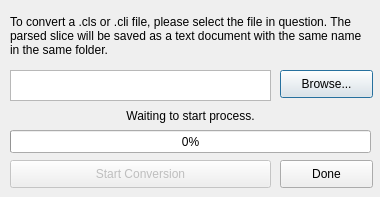
Above: gui/dialogSliceConverter.ui from Spinarakk/defectmonitor before the change. Below: the same form after it.
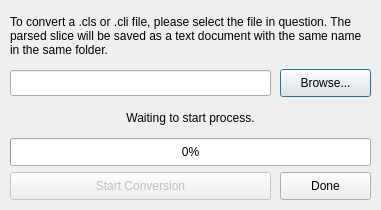
That is the form after the change. Icons and pictures are not drawn.

What changed in the file:
```diff
--- a/gui/dialogSliceConverter.ui
+++ b/gui/dialogSliceConverter.ui
@@ -6,20 +6,20 @@
    <rect>
     <x>0</x>
     <y>0</y>
-    <width>380</width>
-    <height>197</height>
+    <width>381</width>
+    <height>210</height>
    </rect>
   </property>
   <property name="minimumSize">
    <size>
-    <width>380</width>
-    <height>197</height>
+    <width>381</width>
+    <height>210</height>
    </size>
   </property>
   <property name="maximumSize">
    <size>
-    <width>380</width>
-    <height>197</height>
+    <width>381</width>
+    <height>210</height>
    </size>
   </property>
   <property name="windowTitle">
@@ -55,8 +55,8 @@
    <property name="geometry">
     <rect>
      <x>280</x>
-     <y>70</y>
-     <width>93</width>
+     <y>69</y>
+     <width>91</width>
      <height>28</height>
     </rect>
    </property>
@@ -64,25 +64,6 @@
     <string>Browse...</string>
    </property>
   </widget>
-  <widget class="QTextBrowser" name="textFileName">
-   <property name="geometry">
-    <rect>
-     <x>10</x>
-     <y>70</y>
-     <width>261</width>
-     <height>31</height>
-    </rect>
-   </property>
-   <property name="verticalScrollBarPolicy">
-    <enum>Qt::ScrollBarAlwaysOff</enum>
-   </property>
-   <property name="horizontalScrollBarPolicy">
-    <enum>Qt::ScrollBarAlwaysOff</enum>
-   </property>
-   <property name="lineWrapMode">
-    <enum>QTextEdit::NoWrap</enum>
-   </property>
-  </widget>
   <widget class="QPushButton" name="buttonStartConversion">
    <property name="enabled">
     <bool>false</bool>
@@ -90,7 +71,7 @@
    <property name="geometry">
     <rect>
      <x>10</x>
-     <y>160</y>
+     <y>172</y>
      <width>261</width>
      <height>28</height>
     </rect>
@@ -103,8 +84,8 @@
    <property name="geometry">
     <rect>
      <x>280</x>
-     <y>160</y>
-     <width>93</width>
+     <y>172</y>
+     <width>91</width>
      <height>28</height>
     </rect>
    </property>
@@ -116,9 +97,9 @@
    <property name="geometry">
     <rect>
      <x>10</x>
-     <y>130</y>
+     <y>138</y>
      <width>361</width>
-     <height>23</height>
+     <height>28</height>
     </rect>
    </property>
    <property name="value">
@@ -135,9 +116,9 @@
    <property name="geometry">
     <rect>
      <x>10</x>
-     <y>100</y>
+     <y>104</y>
      <width>361</width>
-     <height>31</height>
+     <height>28</height>
     </rect>
    </property>
    <property name="text">
@@ -147,6 +128,19 @@
     <set>Qt::AlignCenter</set>
    </property>
   </widget>
+  <widget class="QLineEdit" name="lineSliceFile">
+   <property name="geometry">
+    <rect>
+     <x>10</x>
+     <y>70</y>
+     <width>261</width>
+     <height>26</height>
+    </rect>
+   </property>
+   <property name="readOnly">
+    <bool>true</bool>
+   </property>
+  </widget>
  </widget>
  <resources>
   <include location="icons.qrc"/>
```
